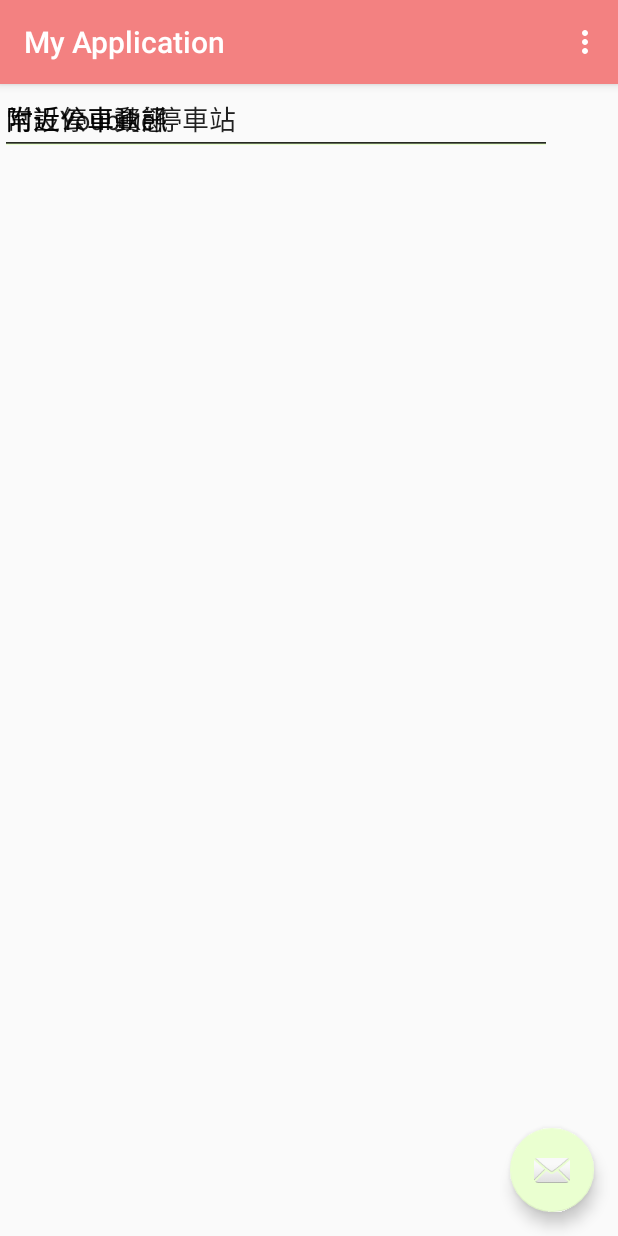
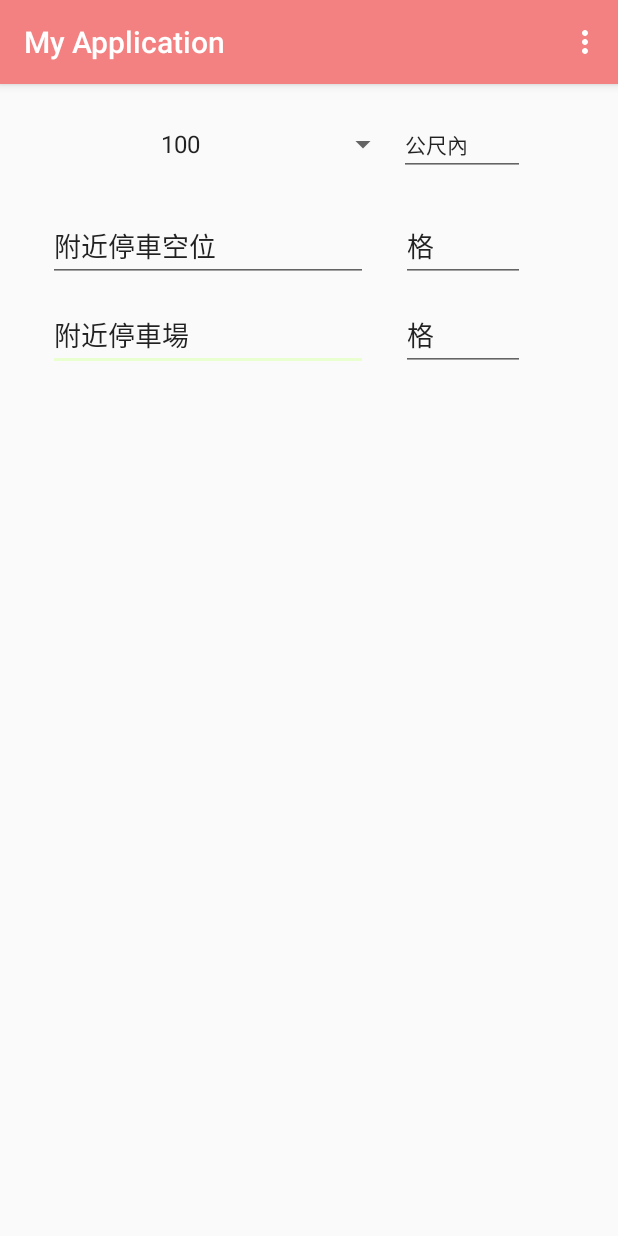
Before and after one commit to tfgGG/AndroidProject, an Android app: the screen it shows after launch (MainActivity), on a phone screen of 412 x 824 dp. Run offline under Robolectric (Android 15) with nearby library versions, the phone set to English and light mode, and no system bars; 1 statement that could not run was skipped.

Commit message:
ParkingView_SetMap

```diff
--- a/app/build.gradle
+++ b/app/build.gradle
@@ -28,4 +28,5 @@ dependencies {
     compile 'com.android.support.constraint:constraint-layout:1.0.2'
     compile 'com.android.support:design:25.3.1'
     testCompile 'junit:junit:4.12'
+    compile 'com.google.android.gms:play-services-maps:11.0.4'
 }
--- a/app/src/main/AndroidManifest.xml
+++ b/app/src/main/AndroidManifest.xml
@@ -9,6 +9,11 @@
         android:roundIcon="@mipmap/ic_launcher_round"
         android:supportsRtl="true"
         android:theme="@style/AppTheme">
+
+        <meta-data
+            android:name="com.google.android.geo.API_KEY"
+            android:value="AIzaSyA0hf49q5FLiLUmL_zwMllqfLCypl92pFA"/>
+
         <activity
             android:name=".MainActivity"
             android:label="@string/app_name"
@@ -19,6 +24,7 @@
                 <category android:name="android.intent.category.LAUNCHER" />
             </intent-filter>
         </activity>
+        <activity android:name=".ParkingActivity"></activity>
     </application>
 
 </manifest>
--- a/app/src/main/java/com/example/jessicahuang/myapplication/MainActivity.java
+++ b/app/src/main/java/com/example/jessicahuang/myapplication/MainActivity.java
@@ -1,31 +1,35 @@
 package com.example.jessicahuang.myapplication;
 
+
 import android.os.Bundle;
-import android.support.design.widget.FloatingActionButton;
-import android.support.design.widget.Snackbar;
 import android.support.v7.app.AppCompatActivity;
 import android.support.v7.widget.Toolbar;
-import android.view.View;
 import android.view.Menu;
 import android.view.MenuItem;
+import android.widget.ArrayAdapter;
+import android.widget.EditText;
+import android.widget.Spinner;
 
 public class MainActivity extends AppCompatActivity {
 
     @Override
-    protected void onCreate(Bundle savedInstanceState) {
+    protected void onCreate(Bundle savedInstanceState)
+    {
         super.onCreate(savedInstanceState);
         setContentView(R.layout.activity_main);
+
         Toolbar toolbar = (Toolbar) findViewById(R.id.toolbar);
         setSupportActionBar(toolbar);
 
-        FloatingActionButton fab = (FloatingActionButton) findViewById(R.id.fab);
-        fab.setOnClickListener(new View.OnClickListener() {
-            @Override
-            public void onClick(View view) {
-                Snackbar.make(view, "Replace with your own action", Snackbar.LENGTH_LONG)
-                        .setAction("Action", null).show();
-            }
-        });
+        EditText ParkingRoad = (EditText)findViewById(R.id.ParkingRoad_Num);
+        EditText ParkingLots = (EditText)findViewById(R.id.ParkingLots_Num);
+        Spinner  MeterSpinner = (Spinner)findViewById(R.id.MeterSpinner);
+
+        Integer[] items = new Integer[]{100,300,500,1000,1500};
+        ArrayAdapter<Integer> adapter = new ArrayAdapter<Integer>(this,android.R.layout.simple_spinner_item, items);
+        MeterSpinner.setAdapter(adapter);
+        MeterSpinner.setOnItemSelectedListener();
+
     }
 
     @Override
--- /dev/null
+++ b/app/src/main/java/com/example/jessicahuang/myapplication/ParkingActivity.java
@@ -0,0 +1,19 @@
+package com.example.jessicahuang.myapplication;
+
+import android.support.v7.app.AppCompatActivity;
+import android.os.Bundle;
+
+import com.google.android.gms.maps.MapFragment;
+
+public class ParkingActivity extends AppCompatActivity {
+
+    @Override
+    protected void onCreate(Bundle savedInstanceState) {
+        super.onCreate(savedInstanceState);
+        setContentView(R.layout.activity_parking);
+        MapFragment mapFragment = (MapFragment) getFragmentManager()
+                .findFragmentById(R.id.map);
+        mapFragment.getMapAsync(this);
+
+    }
+}
--- a/app/src/main/res/layout/activity_main.xml
+++ b/app/src/main/res/layout/activity_main.xml
@@ -14,7 +14,7 @@
         <android.support.v7.widget.Toolbar
             android:id="@+id/toolbar"
             android:layout_width="match_parent"
-            android:layout_height="?attr/actionBarSize"
+            android:layout_height="wrap_content"
             android:background="?attr/colorPrimary"
             app:popupTheme="@style/AppTheme.PopupOverlay" />
 
@@ -22,12 +22,4 @@
 
     <include layout="@layout/content_main" />
 
-    <android.support.design.widget.FloatingActionButton
-        android:id="@+id/fab"
-        android:layout_width="wrap_content"
-        android:layout_height="wrap_content"
-        android:layout_gravity="bottom|end"
-        android:layout_margin="@dimen/fab_margin"
-        app:srcCompat="@android:drawable/ic_dialog_email" />
-
 </android.support.design.widget.CoordinatorLayout>
--- /dev/null
+++ b/app/src/main/res/layout/activity_parking.xml
@@ -0,0 +1,18 @@
+<?xml version="1.0" encoding="utf-8"?>
+<android.support.constraint.ConstraintLayout xmlns:android="http://schemas.android.com/apk/res/android"
+    xmlns:app="http://schemas.android.com/apk/res-auto"
+    xmlns:tools="http://schemas.android.com/tools"
+    android:layout_width="match_parent"
+    android:layout_height="match_parent"
+    tools:context="com.example.jessicahuang.myapplication.ParkingActivity">
+
+    <fragment xmlns:android="http://schemas.android.com/apk/res/android"
+        android:name="com.google.android.gms.maps.MapFragment"
+        android:id="@+id/map"
+        android:layout_width="369dp"
+        android:layout_height="274dp"
+        tools:layout_editor_absoluteY="8dp"
+        tools:layout_editor_absoluteX="8dp" />
+
+
+</android.support.constraint.ConstraintLayout>
--- a/app/src/main/res/layout/content_main.xml
+++ b/app/src/main/res/layout/content_main.xml
@@ -8,56 +8,77 @@
     tools:context="com.example.jessicahuang.myapplication.MainActivity"
     tools:showIn="@layout/activity_main">
 
-    <LinearLayout
-        android:layout_width="368dp"
-        android:layout_height="wrap_content"
-        android:orientation="horizontal"
-        tools:layout_editor_absoluteX="8dp"
-        tools:layout_editor_absoluteY="16dp">
+    <RelativeLayout
+        android:layout_width="350dp"
+        android:layout_height="225dp"
+        tools:layout_editor_absoluteX="17dp"
+        tools:layout_editor_absoluteY="42dp">
 
         <EditText
-            android:id="@+id/Parking"
-            android:layout_width="match_parent"
+            android:id="@+id/DefaltText1"
+            android:layout_width="wrap_content"
             android:layout_height="wrap_content"
-            android:layout_weight="1"
+            android:layout_alignStart="@+id/DefaltText2"
+            android:layout_below="@+id/DefaltText2"
+            android:layout_marginTop="12dp"
             android:ems="10"
-            android:inputType="textMultiLine"
-            android:text="附近停車資訊" />
-    </LinearLayout>
+            android:inputType="textPersonName"
+            android:text="@string/Parking_lots" />
 
-    <LinearLayout
-        android:layout_width="368dp"
-        android:layout_height="wrap_content"
-        android:isScrollContainer="false"
-        android:orientation="horizontal"
-        tools:layout_editor_absoluteX="8dp"
-        tools:layout_editor_absoluteY="80dp">
+        <Spinner
+            android:id="@+id/MeterSpinner"
+            android:layout_width="250px"
+            android:layout_height="60px"
+            android:layout_alignParentStart="true"
+            android:layout_alignParentTop="true"
+            android:layout_marginStart="99dp"
+            android:layout_marginTop="20dp" />
 
         <EditText
-            android:id="@+id/Bus"
+            android:id="@+id/editText"
+            android:layout_width="200px"
+            android:layout_height="wrap_content"
+            android:layout_alignTop="@+id/MeterSpinner"
+            android:layout_toEndOf="@+id/MeterSpinner"
+            android:ems="10"
+            android:inputType="textPersonName"
+            android:text="@string/meters"
+            android:textSize="14sp" />
+
+        <EditText
+            android:id="@+id/DefaltText2"
             android:layout_width="wrap_content"
             android:layout_height="wrap_content"
-            android:layout_weight="1"
+            android:layout_alignParentStart="true"
+            android:layout_below="@+id/editText"
+            android:layout_marginStart="32dp"
+            android:layout_marginTop="23dp"
             android:ems="10"
-            android:inputType="textMultiLine"
-            android:text="常設公車動態" />
-    </LinearLayout>
-
-    <LinearLayout
-        android:layout_width="368dp"
-        android:layout_height="wrap_content"
-        android:orientation="horizontal"
-        tools:layout_editor_absoluteX="8dp"
-        tools:layout_editor_absoluteY="148dp">
+            android:inputType="textPersonName"
+            android:text="@string/Parking_road" />
 
         <EditText
-            android:id="@+id/Ubike"
-            android:layout_width="match_parent"
+            android:id="@+id/ParkingLots_Num"
+            android:layout_width="wrap_content"
             android:layout_height="wrap_content"
-            android:layout_weight="1"
+            android:layout_alignBaseline="@+id/DefaltText1"
+            android:layout_alignBottom="@+id/DefaltText1"
+            android:layout_alignParentEnd="true"
+            android:layout_alignStart="@+id/ParkingRoad_Num"
             android:ems="10"
-            android:inputType="textMultiLine"
-            android:text="附近Youbike停車站" />
-    </LinearLayout>
+            android:inputType="textPersonName"
+            android:text="格" />
 
+        <EditText
+            android:id="@+id/ParkingRoad_Num"
+            android:layout_width="wrap_content"
+            android:layout_height="wrap_content"
+            android:layout_alignBaseline="@+id/DefaltText2"
+            android:layout_alignBottom="@+id/DefaltText2"
+            android:layout_marginStart="22dp"
+            android:layout_toEndOf="@+id/DefaltText2"
+            android:ems="10"
+            android:inputType="textPersonName"
+            android:text="格" />
+    </RelativeLayout>
 </android.support.constraint.ConstraintLayout>
--- a/app/src/main/res/values/colors.xml
+++ b/app/src/main/res/values/colors.xml
@@ -1,7 +1,7 @@
 <?xml version="1.0" encoding="utf-8"?>
 <resources>
     <color name="colorPrimary">#F38181</color> //橘紅色
-    <color name="colorPrimaryDark">#FCE38A</color> //黃色
+    <color name="colorPrimaryDark">#fce38a</color> //黃色
     <color name="colorSecond">#EAFFD0</color> //淡黃色
     <color name="colorFocus">#FF4081</color> //淺綠色
 </resources>
--- a/app/src/main/res/values/strings.xml
+++ b/app/src/main/res/values/strings.xml
@@ -1,4 +1,7 @@
 <resources>
     <string name="app_name">My Application</string>
     <string name="action_settings">Settings</string>
+    <string name="Parking_road">附近停車空位</string>
+    <string name="Parking_lots">附近停車場</string>
+    <string name="meters">公尺內 </string>
 </resources>
```
Also changed, not shown: 1 other file.
